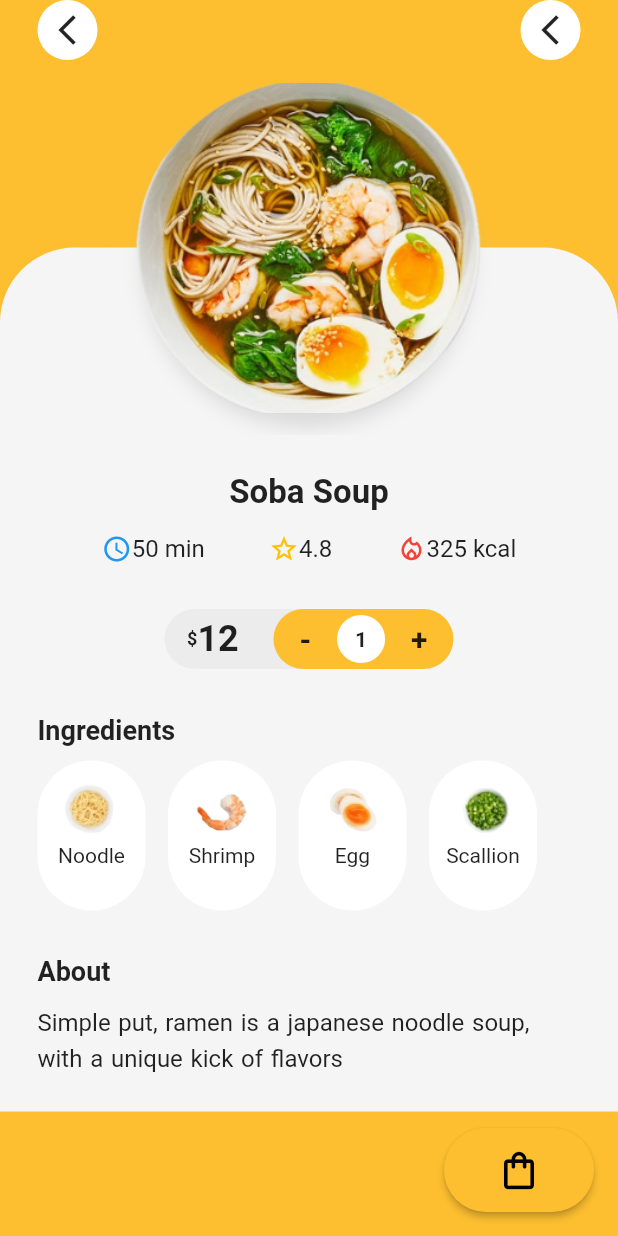
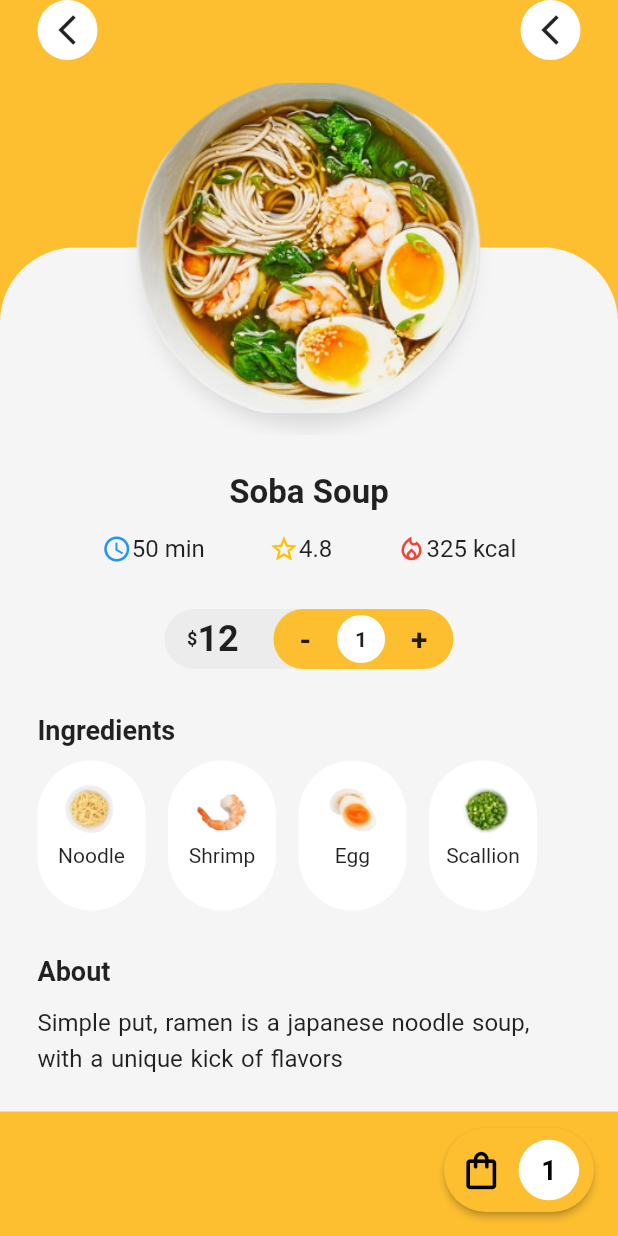
Before and after one commit to SaqifHaque/Flutter-Food-Delivery-App, a Flutter app: the DetailPage screen opened directly with sample values from the repository, on a phone screen of 412 x 824 dp. Run offline on Flutter 3.47's test engine with Material 2 defaults, Android fonts, the phone set to English and light mode, and no system bars; our stand-ins replace smooth_page_indicator.

Commit message:
Ui Updated and complete

```diff
--- a/lib/screens/detail.dart
+++ b/lib/screens/detail.dart
@@ -41,6 +41,19 @@ class DetailPage extends StatelessWidget {
               color: Colors.black,
               size:30
               ),
+              Container(
+                padding: EdgeInsets.all(15),
+                decoration: BoxDecoration(
+                  color: Colors.white,
+                  shape: BoxShape.circle,
+                ),
+                child: Text(food.quantity.toString(),
+                style: TextStyle(
+                  color: Colors.black,
+                  fontSize: 18,
+                  fontWeight: FontWeight.bold
+                )),
+              )
             ],
           ),
           onPressed: () {},
```
